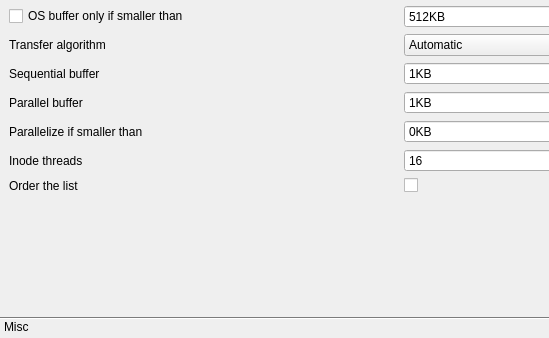
alphaonex86/Ultracopier, file plugins/CopyEngine/Ultracopier/copyEngineOptions.ui: the form before one commit; both pictures show x 0 to 549 and y 166 to 504 of the 801 by 504 pixel window.
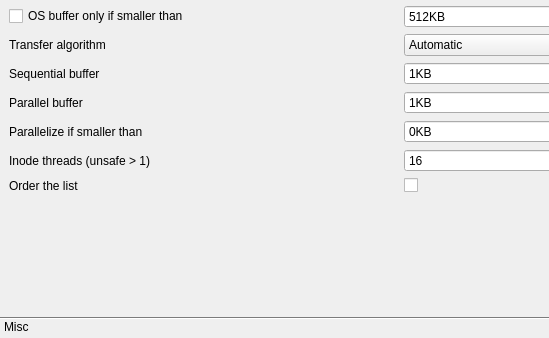
The form after the commit. The open tabs and pages were chosen to show the change.

```diff
--- a/plugins/CopyEngine/Ultracopier/copyEngineOptions.ui
+++ b/plugins/CopyEngine/Ultracopier/copyEngineOptions.ui
@@ -398,7 +398,7 @@
         <x>0</x>
         <y>0</y>
         <width>791</width>
-        <height>364</height>
+        <height>349</height>
        </rect>
       </property>
       <attribute name="label">
@@ -570,7 +570,7 @@
        <item row="7" column="0">
         <widget class="QLabel" name="label_21">
          <property name="text">
-          <string>Inode threads</string>
+          <string>Inode threads (unsafe &gt; 1)</string>
          </property>
         </widget>
        </item>
```
Left out of the diff: 27 changed lines with no effect on the pictures.
